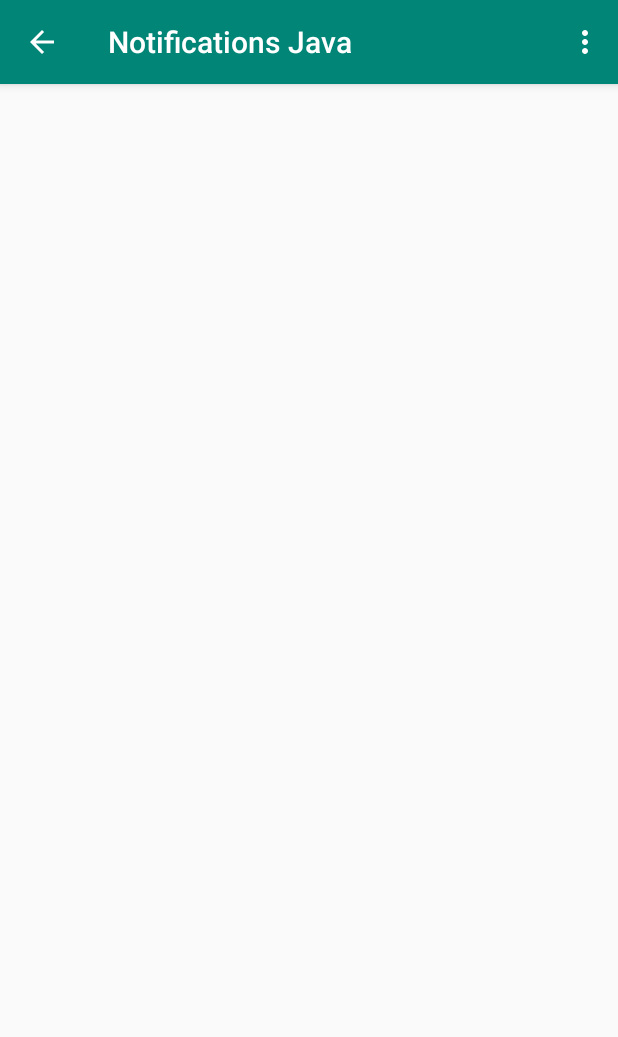
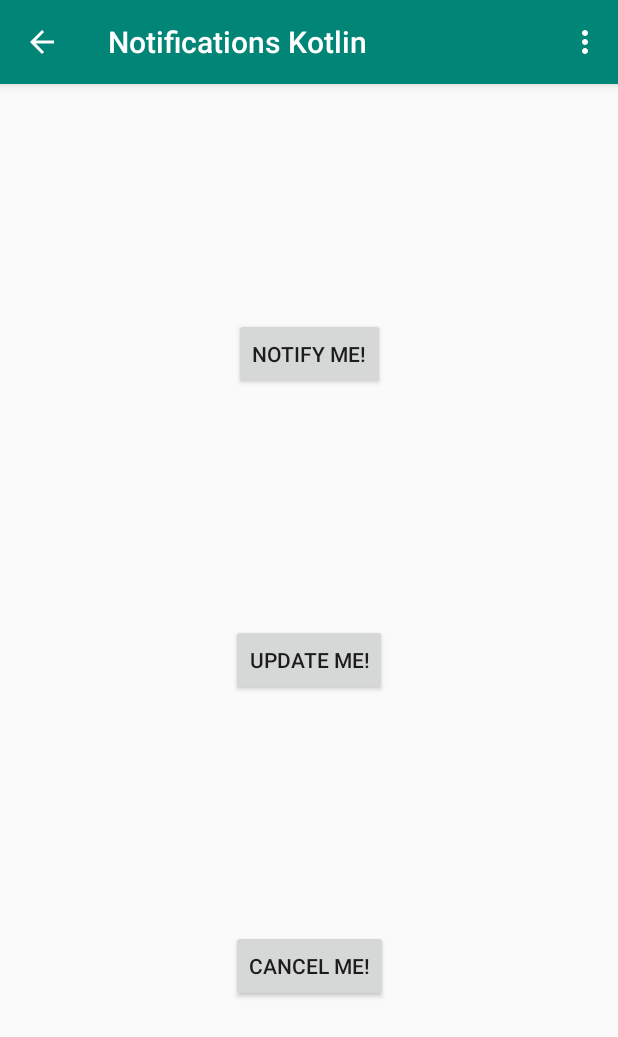
Before and after one commit to Gaineyj0349/AndroidCertificationStudyApp, an Android app: the NotificationsAct screen opened directly, with no data from a screen before it, on a phone screen of 412 x 824 dp. Shown: the top 1037 px of the screen. Run offline under Robolectric (Android 15) with nearby library versions, the phone set to English and light mode, and no system bars.

Commit message:
notification construction progress

```diff
--- a/app/src/main/AndroidManifest.xml
+++ b/app/src/main/AndroidManifest.xml
@@ -11,6 +11,10 @@
             android:theme="@style/AppTheme">
         <activity android:name=".AndroidCore.Java.NotificationsAct"
                   android:label="Notifications Java"
+                  android:parentActivityName=".AndroidCore.AndroidCoreMain">
+        </activity>
+        <activity android:name=".AndroidCore.Kotlin.NotificationsAct"
+                  android:label="Notifications Kotlin"
                   android:parentActivityName=".AndroidCore.AndroidCoreMain">
         </activity>
         <activity
--- a/app/src/main/java/com/gainwise/androidcert/AndroidCore/AndroidCoreMain.kt
+++ b/app/src/main/java/com/gainwise/androidcert/AndroidCore/AndroidCoreMain.kt
@@ -43,6 +43,7 @@ class AndroidCoreMain : AppCompatActivity() {
                         showDialog2()
                     }
                     "Notifications"->{
+                        startActivity(Intent(this@AndroidCoreMain,com.gainwise.androidcert.AndroidCore.Kotlin.NotificationsAct::class.java))
                     }
                     "Job Scheduler"->{
                     }
--- /dev/null
+++ b/app/src/main/java/com/gainwise/androidcert/AndroidCore/Kotlin/NotificationsAct.kt
@@ -0,0 +1,122 @@
+package com.gainwise.androidcert.AndroidCore.Kotlin
+
+import android.app.NotificationChannel
+import android.app.NotificationManager
+import android.app.PendingIntent
+import android.content.Context
+import android.content.Intent
+import android.graphics.Color
+import android.net.Uri
+import android.os.Bundle
+import android.support.v4.app.NotificationCompat
+import android.support.v7.app.AppCompatActivity
+import android.view.Menu
+import android.view.MenuItem
+import com.gainwise.androidcert.MainActivity
+import kotlinx.android.synthetic.main.activity_notifications.*
+
+
+
+
+
+
+
+
+class NotificationsAct : AppCompatActivity() {
+
+    /*
+    The NotificationManager acts as a sort of creator and publisher of notification channels and
+    a handle to launch/modify/cancel a notification to the system.
+
+    The NotificationBuilder is the appearance of the noticiation and actions specific to that notification,
+    like an intent.
+     */
+
+    private val PRIMARY_CHANNEL_ID = "primary_notification_channel"
+    private val NOTIFICATION_ID = 0
+    private lateinit var mNotifyManager: NotificationManager
+
+
+    override fun onCreate(savedInstanceState: Bundle?) {
+        super.onCreate(savedInstanceState)
+        setContentView(com.gainwise.androidcert.R.layout.activity_notifications)
+
+        createNotificationChannel()
+
+        notifications_notify.setOnClickListener{sendNotification()}
+
+    }
+
+    fun createNotificationChannel() {
+        mNotifyManager = getSystemService(Context.NOTIFICATION_SERVICE) as NotificationManager
+
+        //since sdk26 aka Oreo - notification channels must be implemented
+        if (android.os.Build.VERSION.SDK_INT >= android.os.Build.VERSION_CODES.O) {
+            //construct
+            val notificationChannel = NotificationChannel(PRIMARY_CHANNEL_ID,
+                "Demo Notifications", NotificationManager.IMPORTANCE_HIGH)
+
+            //customize the channel
+            notificationChannel.enableLights(true);
+            notificationChannel.setLightColor(Color.BLUE);
+            notificationChannel.enableVibration(true);
+            notificationChannel.setDescription("Notification from Cert Demo App");
+            mNotifyManager.createNotificationChannel(notificationChannel);
+        }
+    }
+
+    private fun getNotificationBuilder(): NotificationCompat.Builder {
+        //create an action on notification tap
+        val notificationIntent = Intent(this, MainActivity::class.java)
+        val notificationPendingIntent = PendingIntent.getActivity(this,
+            NOTIFICATION_ID, notificationIntent, PendingIntent.FLAG_UPDATE_CURRENT)
+
+        //the second parameter is the channel id desired to attach to notification
+        val notifyBuilder = NotificationCompat.Builder(this, PRIMARY_CHANNEL_ID)
+            .setContentTitle("You've been notified!")
+            .setContentText("Hello Notification World!")
+            .setSmallIcon(com.gainwise.androidcert.R.drawable.ic_android)
+            .setContentIntent(notificationPendingIntent)
+            .setAutoCancel(true)
+            .setPriority(NotificationCompat.PRIORITY_HIGH)
+            .setDefaults(NotificationCompat.DEFAULT_ALL)
+        return notifyBuilder;
+    }
+
+    fun sendNotification(){
+        val notifyBuilder = getNotificationBuilder()
+        mNotifyManager.notify(NOTIFICATION_ID, notifyBuilder.build())
+    }
+
+
+    override fun onCreateOptionsMenu(menu: Menu): Boolean {
+        // Inflate the menu; this adds items to the action bar if it is present.
+        menuInflater.inflate(com.gainwise.androidcert.R.menu.notification_options, menu)
+        return true
+    }
+
+    override fun onOptionsItemSelected(item: MenuItem): Boolean {
+        // Handle action bar item clicks here. The action bar will
+        // automatically handle clicks on the Home/Up button, so long
+        // as you specify a parent activity in AndroidManifest.xml.
+        when (item.itemId) {
+            com.gainwise.androidcert.R.id.notificationsTraining -> {
+                val url =
+                    "https://codelabs.developers.google.com/codelabs/android-training-notifications/index.html?index=..%2F..android-training#0"
+                val i = Intent(Intent.ACTION_VIEW)
+                i.data = Uri.parse(url)
+                startActivity(i)
+                return true
+            }
+            com.gainwise.androidcert.R.id.notificationDocs -> {
+                val url = "https://developer.android.com/guide/topics/ui/notifiers/notifications"
+                val i = Intent(Intent.ACTION_VIEW)
+                i.data = Uri.parse(url)
+                startActivity(i)
+                return true
+            }
+
+            else -> return super.onOptionsItemSelected(item)
+        }
+    }
+}
--- /dev/null
+++ b/app/src/main/res/drawable-anydpi-v24/ic_android.xml
@@ -0,0 +1,13 @@
+<vector xmlns:android="http://schemas.android.com/apk/res/android"
+    android:width="24dp"
+    android:height="24dp"
+    android:viewportWidth="26.086956"
+    android:viewportHeight="26.086956"
+    android:tint="#FFFFFF">
+  <group android:translateX="1.0434783"
+      android:translateY="1.0434783">
+      <path
+          android:fillColor="#FF000000"
+          android:pathData="M9,11.75c-0.69,0 -1.25,0.56 -1.25,1.25s0.56,1.25 1.25,1.25 1.25,-0.56 1.25,-1.25 -0.56,-1.25 -1.25,-1.25zM15,11.75c-0.69,0 -1.25,0.56 -1.25,1.25s0.56,1.25 1.25,1.25 1.25,-0.56 1.25,-1.25 -0.56,-1.25 -1.25,-1.25zM12,2C6.48,2 2,6.48 2,12s4.48,10 10,10 10,-4.48 10,-10S17.52,2 12,2zM12,20c-4.41,0 -8,-3.59 -8,-8 0,-0.29 0.02,-0.58 0.05,-0.86 2.36,-1.05 4.23,-2.98 5.21,-5.37C11.07,8.33 14.05,10 17.42,10c0.78,0 1.53,-0.09 2.25,-0.26 0.21,0.71 0.33,1.47 0.33,2.26 0,4.41 -3.59,8 -8,8z"/>
+  </group>
+</vector>
--- a/app/src/main/res/layout/activity_notifications.xml
+++ b/app/src/main/res/layout/activity_notifications.xml
@@ -7,4 +7,34 @@
         android:layout_height="match_parent"
         tools:context=".AndroidCore.Java.NotificationsAct">
 
+    <Button
+            android:id="@+id/notifications_notify"
+            android:layout_width="wrap_content"
+            android:layout_height="wrap_content"
+            android:text="Notify Me!"
+            app:layout_constraintBottom_toTopOf="@+id/notifications_update"
+            app:layout_constraintEnd_toEndOf="parent"
+            app:layout_constraintStart_toStartOf="parent"
+            app:layout_constraintTop_toTopOf="parent" />
+
+    <Button
+            android:id="@+id/notifications_update"
+            android:layout_width="wrap_content"
+            android:layout_height="wrap_content"
+            android:text="Update Me!"
+            app:layout_constraintBottom_toTopOf="@+id/notifications_cancel"
+            app:layout_constraintEnd_toEndOf="parent"
+            app:layout_constraintStart_toStartOf="parent"
+            app:layout_constraintTop_toBottomOf="@+id/notifications_notify" />
+
+    <Button
+            android:id="@+id/notifications_cancel"
+            android:layout_width="wrap_content"
+            android:layout_height="wrap_content"
+            android:text="Cancel Me!"
+            app:layout_constraintBottom_toBottomOf="parent"
+            app:layout_constraintEnd_toEndOf="parent"
+            app:layout_constraintStart_toStartOf="parent"
+            app:layout_constraintTop_toBottomOf="@+id/notifications_update" />
+
 </android.support.constraint.ConstraintLayout>
--- a/app/src/main/res/menu/menu_main.xml
+++ b/app/src/main/res/menu/menu_main.xml
@@ -2,8 +2,8 @@
       xmlns:app="http://schemas.android.com/apk/res-auto"
       xmlns:tools="http://schemas.android.com/tools"
       tools:context="com.gainwise.androidcert.MainActivity">
-    <item android:id="@+id/action_settings"
-          android:title="@string/action_settings"
+    <item android:id="@+id/githubLink"
+          android:title="GitHub Link"
           android:orderInCategory="100"
           app:showAsAction="never"/>
 </menu>
```
Also changed, not shown: app/src/main/java/com/gainwise/androidcert/AndroidCore/Java/NotificationsAct.java (+7 -0 lines), app/src/main/java/com/gainwise/androidcert/MainActivity.kt (+8 -1 lines), app/src/main/res/layout/activity_toast_and_snack_bar.xml (+14 -6 lines), app/src/main/res/drawable-hdpi/ic_android.png (added), app/src/main/res/drawable-mdpi/ic_android.png (added), app/src/main/res/drawable-xhdpi/ic_android.png (added), app/src/main/res/drawable-xxhdpi/ic_android.png (added).
